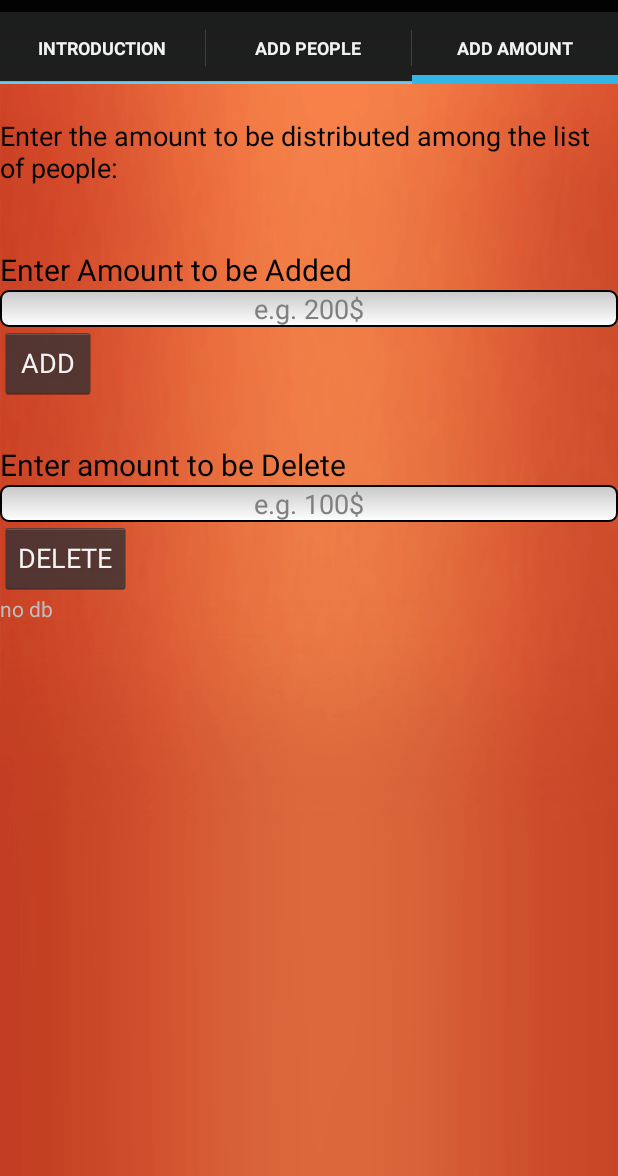
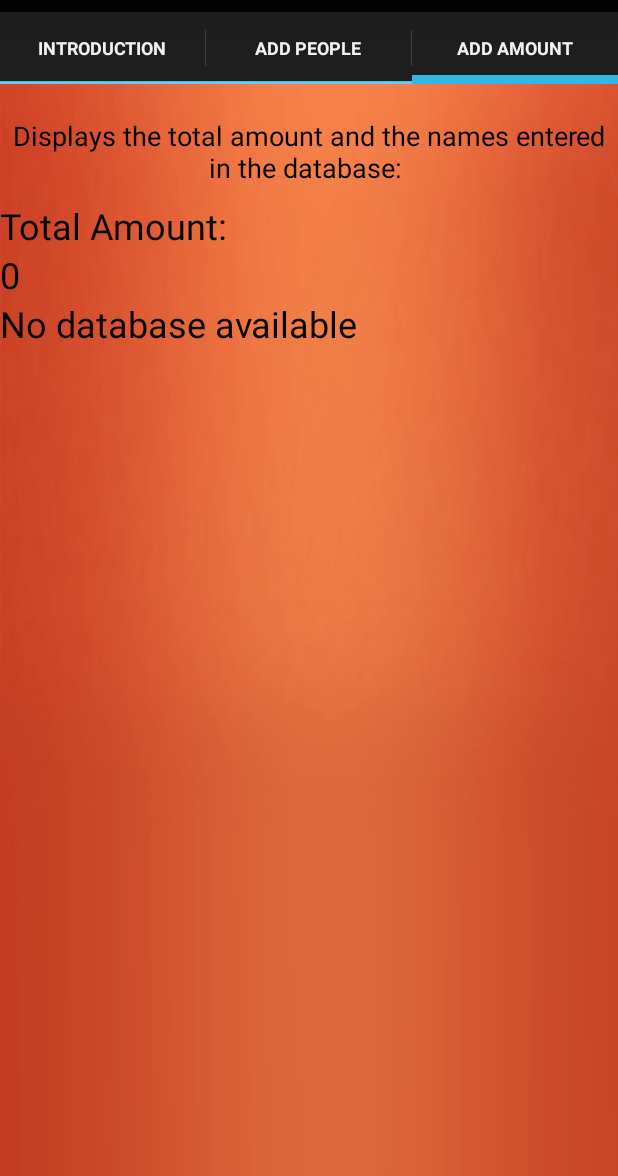
Before and after one commit to kafzal1/BillGenerator, an Android app: the screen it shows after launch (MainActivity), tab 3 chosen, on a phone screen of 412 x 824 dp, the part 60-1236 px from its top. Run offline under Robolectric (Android 15) with nearby library versions, the phone set to English and light mode, and no system bars.

Commit message:
icon change

```diff
--- a/app/src/main/AndroidManifest.xml
+++ b/app/src/main/AndroidManifest.xml
@@ -4,7 +4,7 @@
 
     <application
         android:allowBackup="true"
-        android:icon="@drawable/ic_launcher"
+        android:icon="@drawable/pages"
         android:label="@string/app_name"
         android:theme="@android:style/Theme.Holo" >
         <activity
--- a/app/src/main/java/com/example/acer/billgenerator/MainActivity.java
+++ b/app/src/main/java/com/example/acer/billgenerator/MainActivity.java
@@ -26,8 +26,7 @@ public class MainActivity extends Activity implements TabFragment2.OnFragmentInt
     EditText nameEditText, deleteEditText;
     TextView displayNames;
     String nowes;
-    String contactName;
-    String amountdollar;
+    static int totals=0;
     ActionBar.Tab tab1, tab2, tab3;
 
     Fragment fragment1= new TabFragment1();
@@ -59,7 +58,7 @@ public class MainActivity extends Activity implements TabFragment2.OnFragmentInt
         actionBar.addTab(tab2);
         actionBar.addTab(tab3);
         addContactButton=(Button)findViewById(R.id.addButton);
-        deleteContactButton=(Button)findViewById(R.id.deleteButton);
+       // deleteContactButton=(Button)findViewById(R.id.deleteButton);
         nameEditText=(EditText)findViewById(R.id.enterName);
         deleteEditText=(EditText)findViewById(R.id.deleteName);
         displayNames=(TextView)findViewById(R.id.amountDisplay);
@@ -73,13 +72,20 @@ public class MainActivity extends Activity implements TabFragment2.OnFragmentInt
     @Override
     public void onFragmentInteraction(String userContent, String amountContent) {
         nowes=userContent;
-        amountdollar=amountContent;
+        int foo=0;
+        try {
+            foo = Integer.parseInt(amountContent);
+        } catch (NumberFormatException e) {
+            foo=0;
+        }
+        // foo = Integer.parseInt(amountContent);
+        totals= totals+foo;
        // Toast.makeText(this, nowes+" Got it!", Toast.LENGTH_SHORT).show();
 
         if(contactsDB==null) {
             contactsDB = this.openOrCreateDatabase("MyContacts.db", MODE_PRIVATE, null);
             contactsDB.execSQL("CREATE TABLE IF NOT EXISTS contacts " +
-                    "(id integer primary key, name VARCHAR, email VARCHAR);");
+                    "(id integer primary key, name VARCHAR);");
            // contactName = "komal";
             File database = getApplicationContext().getDatabasePath("MyContacts.db");
 
@@ -90,12 +96,12 @@ public class MainActivity extends Activity implements TabFragment2.OnFragmentInt
                 Toast.makeText(this, "Database Missing", Toast.LENGTH_SHORT).show();
             }
 
-            contactsDB.execSQL("INSERT INTO contacts (name, email) VALUES ('" +
-                    nowes + "', '" + amountdollar + "');");
+            contactsDB.execSQL("INSERT INTO contacts (name) VALUES ('" +
+                    userContent + "');");
         }
         else {
-            contactsDB.execSQL("INSERT INTO contacts (name, email) VALUES ('" +
-                    nowes + "', '" + amountdollar + "');");
+            contactsDB.execSQL("INSERT INTO contacts (name) VALUES ('" +
+                    nowes + "');");
         }
 
     }
@@ -105,11 +111,11 @@ public class MainActivity extends Activity implements TabFragment2.OnFragmentInt
 
         if(contactsDB!=null) {
             Cursor cursor = contactsDB.rawQuery("SELECT * FROM contacts", null);
+          //  contactsDB.execSQL("DELETE * FROM contacts");
 
             // Get the index for the column name provided
             int idColumn = cursor.getColumnIndex("id");
             int nameColumn = cursor.getColumnIndex("name");
-            int emailColumn = cursor.getColumnIndex("email");
 
             // Move to the first row of results
             cursor.moveToFirst();
@@ -117,21 +123,21 @@ public class MainActivity extends Activity implements TabFragment2.OnFragmentInt
             String contactList = "";
 
             // Verify that we have results
-            if(cursor != null && (cursor.getCount() > 0)){
+            if (cursor != null && (cursor.getCount() > 0)) {
 
-                do{
+                do {
                     // Get the results and store them in a String
                     String id = cursor.getString(idColumn);
                     String name = cursor.getString(nameColumn);
-                    String email = cursor.getString(emailColumn);
 
-                    contactList = contactList + id + " : " + name + " : " + email + "\n";
+                    contactList = contactList + id + " : " + name + "\n";
 
                     // Keep getting results as long as they exist
-                }while(cursor.moveToNext());
+                } while (cursor.moveToNext());
 
                 // displayNames.setText(contactList);
                 cursor.close();
+               // contactList = "";
                 return contactList;
 
 
@@ -139,13 +145,29 @@ public class MainActivity extends Activity implements TabFragment2.OnFragmentInt
             } else {
 
                 Toast.makeText(this, "No Results to Show", Toast.LENGTH_SHORT).show();
+                contactList = "";
                 // displayNames.setText("Yellow");
                 return "No database available";
 
             }
            // cursor.close();
         }
-        return "no db";
+        return "No database available";
        // cursor.close();
     }
+
+    public String getMyData1()
+    {
+        String foo= ""+totals;
+        return foo;
+    }
+
+    @Override
+    protected void onDestroy() {
+
+        contactsDB.close();
+
+        super.onDestroy();
+    }
+
 }
--- a/app/src/main/java/com/example/acer/billgenerator/TabFragment3.java
+++ b/app/src/main/java/com/example/acer/billgenerator/TabFragment3.java
@@ -1,10 +1,12 @@
 package com.example.acer.billgenerator;
 
+import android.app.Activity;
 import android.app.Fragment;
 import android.os.Bundle;
 import android.view.LayoutInflater;
 import android.view.View;
 import android.view.ViewGroup;
+import android.widget.Button;
 import android.widget.EditText;
 import android.widget.TextView;
 import android.widget.Toast;
@@ -15,26 +17,31 @@ import android.widget.Toast;
 public class TabFragment3 extends Fragment{
 
     TextView updateText;
+    EditText name;
+    TextView deleteButton;
+    String userData;
+    // private OnFragmentInteractionListener mListener;
     final static String DATA_RECEIVE = "data_receive";
+
+
+
     @Override
     public View onCreateView(LayoutInflater inflater, ViewGroup container, Bundle savedInstanceState) {
         View rootView = inflater.inflate(R.layout.fragment_3, null);
 
         updateText=(TextView)rootView.findViewById(R.id.amountDisplay);
-       // String strtext=getArguments().getString("value");
-       /* if(strtext.equals(""))
-        {
-            Toast.makeText(this, "Got it!", Toast.LENGTH_SHORT).show();
-        }
-        else
-        {
+      //  name=(EditText)rootView.findViewById(R.id.enterAmountText);
+        deleteButton=(TextView)rootView.findViewById(R.id.deleteAmount);
 
-        }*/
-        //updateText.setText("komal");
-      /*  Bundle args = getArguments();
-        if (args != null) {
-            updateText.setText(args.getString(DATA_RECEIVE));
-        }*/
+
+      /*  deleteButton.setOnClickListener(new View.OnClickListener() {
+            @Override
+            public void onClick(View v) {
+                userData = name.getText().toString();
+                //  onButtonPressed(userData);
+            }
+        });*/
+
 
         MainActivity activity = (MainActivity) getActivity();
         String myData = activity.getMyData();
@@ -43,31 +50,44 @@ public class TabFragment3 extends Fragment{
             updateText.setText("no database available");
         }
         else
-        {updateText.setText(myData);}
+        {updateText.setText("");
+            updateText.setText(myData);}
 
+        MainActivity activity1 = (MainActivity) getActivity();
+        String myData1 = activity1.getMyData1().toString();
+        deleteButton.setText(myData1);
+
+       // updateText.setText(" ");
         return rootView;
     }
-
-    public void updateTextField(){
-       // updateText.setText();
+/*
+    public void onButtonPressed(String userContent) {
+        // if (mListener != null)
+        {
+            mListener.onFragmentInteraction(userContent);
+        }
     }
 
-   /* @Override
-    public void onActivityCreated(Bundle savedInstanceState) {
-        super.onActivityCreated(savedInstanceState);
-        Bundle bundle = getArguments();
-        String value = bundle.getString(DATA_RECEIVE);
-        Toast.makeText(getActivity(),value,Toast.LENGTH_SHORT).show();
-    }*/
-  /* @Override
-    public void onStart() {
-        super.onStart();
-        Bundle args = getArguments();
-      //  if (args != null) {
-            updateText.setText(args.getString("value"));
 
 
-    }*/
+    @Override
+    public void onAttach(Activity activity) {
+        super.onAttach(activity);
+        try {
+            mListener = (OnFragmentInteractionListener) activity;
+        } catch (ClassCastException e) {
+            throw new ClassCastException(activity.toString() + " must implement OnFragmentInteractionListener");
+        }
+    }
+    @Override
+    public void onDetach() {
+        super.onDetach();
+        mListener = null;
+    }
 
+    public interface OnFragmentInteractionListener {
+        void onFragmentInteraction(String userContent);
+    }
+*/
 
 }
--- a/app/src/main/res/layout/fragment_3.xml
+++ b/app/src/main/res/layout/fragment_3.xml
@@ -4,93 +4,54 @@
     android:layout_height="match_parent"
     android:background="@drawable/background">
 
-    <TextView
-        android:layout_width="wrap_content"
-        android:layout_height="wrap_content"
-        android:text="Enter Amount to be Added"
-        android:id="@+id/textView"
-        android:textSize="20sp"
-        android:textColor="#010101"
-        android:layout_marginTop="90dp"
-        android:layout_alignParentTop="true"
-        android:layout_alignParentStart="true"
-        android:paddingTop="20dp" />
-
-    <Button
-        android:layout_width="wrap_content"
-        android:layout_height="wrap_content"
-        android:text="ADD"
-        android:id="@+id/addAmount"
-        android:onClick="addRecord"
-        android:clickable="false"
-        android:layout_below="@+id/enterAmountText"
-        android:layout_alignParentStart="true" />
 
 
-    <EditText
-        android:layout_width="match_parent"
-        android:layout_height="wrap_content"
-        android:id="@+id/enterAmountText"
-        android:ellipsize="start"
-        android:gravity="center"
-        android:background="@drawable/edit"
-        android:hint="e.g. 200$"
-        android:breakStrategy="high_quality"
 
-        android:layout_below="@+id/textView"
-        android:layout_alignParentStart="true" />
+
+
+
 
     <TextView
         android:layout_width="wrap_content"
         android:layout_height="wrap_content"
         android:textAppearance="?android:attr/textAppearanceLarge"
-        android:text="Enter the amount to be distributed among the list of people: "
+        android:text="Displays the total amount and the names entered in the database: "
         android:id="@+id/textView2"
         android:layout_alignParentTop="true"
         android:layout_centerHorizontal="true"
         android:textSize="18sp"
         android:textColor="#010101"
         android:paddingTop="22dp"
-        android:paddingBottom="10dp" />
+        android:paddingBottom="10dp"
+        android:gravity="center"/>
+
+
 
     <TextView
         android:layout_width="wrap_content"
         android:layout_height="wrap_content"
-        android:text="Enter amount to be Delete"
-        android:id="@+id/textView3"
-        android:textSize="20sp"
-        android:textColor="#010101"
-        android:layout_below="@+id/addAmount"
+        android:text="Total Amount: "
+        android:id="@+id/deleteAmount1"
+        android:layout_below="@+id/textView2"
         android:layout_alignParentStart="true"
-        android:paddingTop="30dp" />
+        android:textColor="#060606"
+        android:textSize="24dp"/>
 
-    <EditText
-        android:layout_width="match_parent"
-        android:layout_height="wrap_content"
-        android:id="@+id/deleteAmountText"
-        android:ellipsize="start"
-        android:gravity="center"
-        android:background="@drawable/edit"
-        android:hint="e.g. 100$"
-        android:breakStrategy="high_quality"
-
-        android:layout_below="@+id/textView3"
-        android:layout_alignParentStart="true" />
-
-    <Button
+    <TextView
         android:layout_width="wrap_content"
         android:layout_height="wrap_content"
-        android:text="DELETE"
         android:id="@+id/deleteAmount"
-        android:onClick="addRecord"
-        android:clickable="false"
-        android:layout_below="@+id/deleteAmountText"
-        android:layout_alignParentStart="true" />
+        android:layout_below="@+id/deleteAmount1"
+        android:layout_alignParentStart="true"
+        android:textColor="#060606"
+        android:textSize="24dp"/>
 
     <TextView
         android:layout_width="match_parent"
         android:layout_height="wrap_content"
         android:id="@+id/amountDisplay"
-        android:layout_below="@+id/deleteAmount" />
+        android:layout_below="@+id/deleteAmount"
+        android:textColor="#060606"
+        android:textSize="24dp"/>
 
 </RelativeLayout>
```
Also changed, not shown: app/src/main/res/layout/fragment_1.xml (+6 -6 lines), app/src/main/res/layout/fragment_2.xml (+17 -25 lines).
